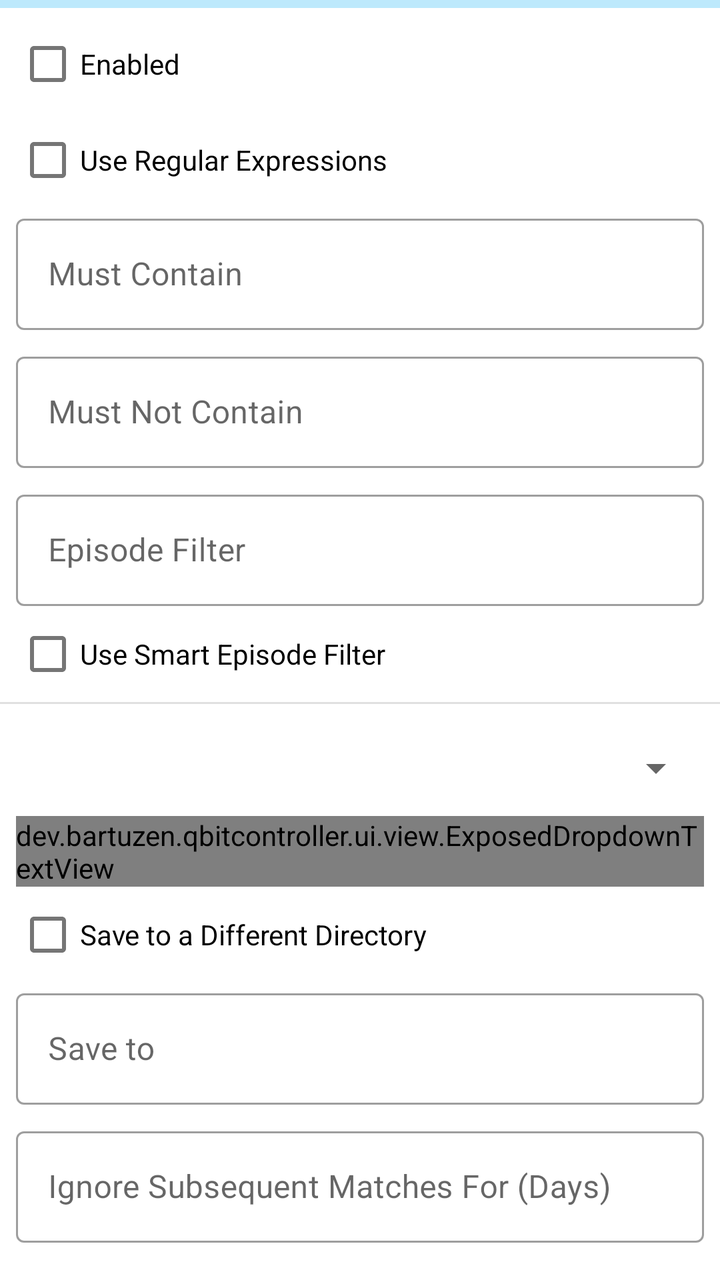
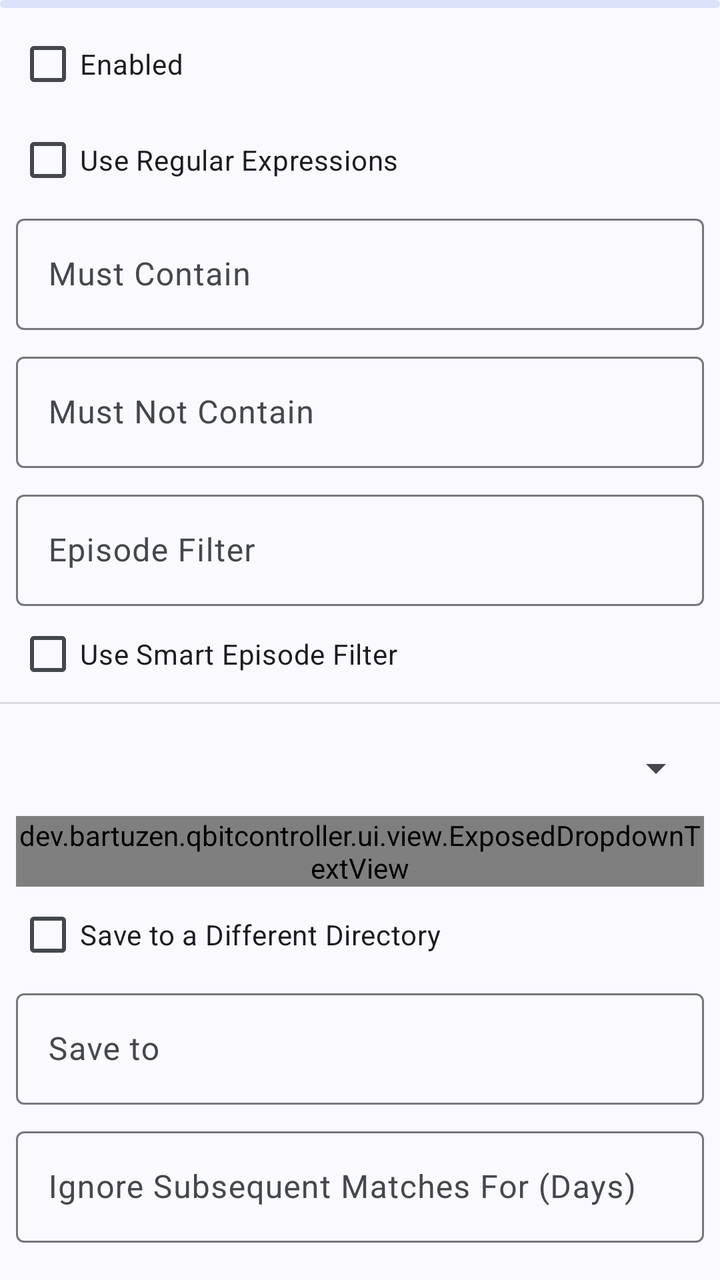

Two renders of the same Android screen: before a commit and after it. Below are the layout's source before the change and the commit's diff.
<!-- AndroidManifest.xml: application theme AppTheme -->
<!-- res/layout/fragment_edit_rss_rule.xml -->
<?xml version="1.0" encoding="utf-8"?>
<androidx.core.widget.NestedScrollView xmlns:android="http://schemas.android.com/apk/res/android"
    xmlns:app="http://schemas.android.com/apk/res-auto"
    android:layout_width="match_parent"
    android:layout_height="match_parent">

    <androidx.constraintlayout.widget.ConstraintLayout
        android:layout_width="match_parent"
        android:layout_height="wrap_content">

        <com.google.android.material.progressindicator.LinearProgressIndicator
            android:id="@+id/progress_indicator"
            android:layout_width="0dp"
            android:layout_height="wrap_content"
            android:indeterminate="true"
            app:layout_constraintEnd_toEndOf="parent"
            app:layout_constraintStart_toStartOf="parent"
            app:layout_constraintTop_toTopOf="parent" />

        <com.google.android.material.checkbox.MaterialCheckBox
            android:id="@+id/checkbox_enabled"
            android:layout_width="0dp"
            android:layout_height="wrap_content"
            android:layout_marginHorizontal="8dp"
            android:layout_marginTop="8dp"
            android:text="@string/rss_rule_enabled"
            app:layout_constraintEnd_toEndOf="parent"
            app:layout_constraintStart_toStartOf="parent"
            app:layout_constraintTop_toTopOf="parent" />

        <com.google.android.material.checkbox.MaterialCheckBox
            android:id="@+id/checkbox_use_regex"
            android:layout_width="0dp"
            android:layout_height="wrap_content"
            android:layout_marginHorizontal="8dp"
            android:text="@string/rss_rule_use_regular_expressions"
            app:layout_constraintEnd_toEndOf="parent"
            app:layout_constraintStart_toStartOf="parent"
            app:layout_constraintTop_toBottomOf="@id/checkbox_enabled" />

        <com.google.android.material.textfield.TextInputLayout
            android:id="@+id/input_layout_must_contain"
            style="@style/Widget.MaterialComponents.TextInputLayout.OutlinedBox"
            android:layout_width="0dp"
            android:layout_height="wrap_content"
            android:layout_marginHorizontal="8dp"
            android:hint="@string/rss_rule_must_contain"
            app:layout_constraintEnd_toEndOf="parent"
            app:layout_constraintStart_toStartOf="parent"
            app:layout_constraintTop_toBottomOf="@id/checkbox_use_regex">

            <com.google.android.material.textfield.TextInputEditText
                android:id="@+id/edit_must_contain"
                android:layout_width="match_parent"
                android:layout_height="wrap_content"
                android:inputType="text" />

        </com.google.android.material.textfield.TextInputLayout>

        <com.google.android.material.textfield.TextInputLayout
            android:id="@+id/input_layout_must_not_contain"
            style="@style/Widget.MaterialComponents.TextInputLayout.OutlinedBox"
            android:layout_width="0dp"
            android:layout_height="wrap_content"
            android:layout_marginHorizontal="8dp"
            android:layout_marginTop="8dp"
            android:hint="@string/rss_rule_must_not_contain"
            app:layout_constraintEnd_toEndOf="parent"
            app:layout_constraintStart_toStartOf="parent"
            app:layout_constraintTop_toBottomOf="@id/input_layout_must_contain">

            <com.google.android.material.textfield.TextInputEditText
                android:id="@+id/edit_must_not_contain"
                android:layout_width="match_parent"
                android:layout_height="wrap_content"
                android:inputType="text" />

        </com.google.android.material.textfield.TextInputLayout>

        <com.google.android.material.textfield.TextInputLayout
            android:id="@+id/input_layout_episode_filter"
            style="@style/Widget.MaterialComponents.TextInputLayout.OutlinedBox"
            android:layout_width="0dp"
            android:layout_height="wrap_content"
            android:layout_marginHorizontal="8dp"
            android:layout_marginTop="8dp"
            android:hint="@string/rss_rule_episode_filter"
            app:layout_constraintEnd_toEndOf="parent"
            app:layout_constraintStart_toStartOf="parent"
            app:layout_constraintTop_toBottomOf="@id/input_layout_must_not_contain">

            <com.google.android.material.textfield.TextInputEditText
                android:id="@+id/edit_episode_filter"
                android:layout_width="match_parent"
                android:layout_height="wrap_content"
                android:inputType="text" />

        </com.google.android.material.textfield.TextInputLayout>

        <com.google.android.material.checkbox.MaterialCheckBox
            android:id="@+id/checkbox_smart_episode_filter"
            android:layout_width="0dp"
            android:layout_height="wrap_content"
            android:layout_marginHorizontal="8dp"
            android:text="@string/rss_rule_use_smart_episode_filter"
            app:layout_constraintEnd_toEndOf="parent"
            app:layout_constraintStart_toStartOf="parent"
            app:layout_constraintTop_toBottomOf="@id/input_layout_episode_filter" />

        <include
            android:id="@+id/divider"
            layout="@layout/item_divider"
            android:layout_width="0dp"
            android:layout_height="wrap_content"
            app:layout_constraintEnd_toEndOf="parent"
            app:layout_constraintStart_toStartOf="parent"
            app:layout_constraintTop_toBottomOf="@id/checkbox_smart_episode_filter" />

        <com.google.android.material.textfield.TextInputLayout
            android:id="@+id/input_layout_category"
            style="@style/Widget.MaterialComponents.TextInputLayout.OutlinedBox.ExposedDropdownMenu"
            android:layout_width="0dp"
            android:layout_height="wrap_content"
            android:layout_marginHorizontal="8dp"
            android:layout_marginTop="8dp"
            android:hint="@string/rss_rule_category"
            app:layout_constraintEnd_toEndOf="parent"
            app:layout_constraintStart_toStartOf="parent"
            app:layout_constraintTop_toBottomOf="@id/divider">

            <dev.bartuzen.qbitcontroller.ui.view.ExposedDropdownTextView
                android:id="@+id/dropdown_category"
                android:layout_width="match_parent"
                android:layout_height="wrap_content" />

        </com.google.android.material.textfield.TextInputLayout>

        <com.google.android.material.checkbox.MaterialCheckBox
            android:id="@+id/checkbox_save_path_enabled"
            android:layout_width="0dp"
            android:layout_height="wrap_content"
            android:layout_marginHorizontal="8dp"
            android:text="@string/rss_rule_save_to_a_different_directory"
            app:layout_constraintEnd_toEndOf="parent"
            app:layout_constraintStart_toStartOf="parent"
            app:layout_constraintTop_toBottomOf="@id/input_layout_category" />

        <com.google.android.material.textfield.TextInputLayout
            android:id="@+id/input_layout_save_path"
            style="@style/Widget.MaterialComponents.TextInputLayout.OutlinedBox"
            android:layout_width="0dp"
            android:layout_height="wrap_content"
            android:layout_marginHorizontal="8dp"
            android:hint="@string/rss_rule_save_to"
            app:layout_constraintEnd_toEndOf="parent"
            app:layout_constraintStart_toStartOf="parent"
            app:layout_constraintTop_toBottomOf="@id/checkbox_save_path_enabled">

            <com.google.android.material.textfield.TextInputEditText
                android:id="@+id/edit_save_path"
                android:layout_width="match_parent"
                android:layout_height="wrap_content"
                android:inputType="text" />

        </com.google.android.material.textfield.TextInputLayout>

        <com.google.android.material.textfield.TextInputLayout
            android:id="@+id/input_layout_ignore_days"
            style="@style/Widget.MaterialComponents.TextInputLayout.OutlinedBox"
            android:layout_width="0dp"
            android:layout_height="wrap_content"
            android:layout_marginHorizontal="8dp"
            android:layout_marginTop="8dp"
            android:hint="@string/rss_rule_ignore_subsequent_matches_for"
            app:layout_constraintEnd_toEndOf="parent"
            app:layout_constraintStart_toStartOf="parent"
            app:layout_constraintTop_toBottomOf="@id/input_layout_save_path">

            <com.google.android.material.textfield.TextInputEditText
                android:id="@+id/edit_ignore_days"
                android:layout_width="match_parent"
                android:layout_height="wrap_content"
                android:inputType="number" />

        </com.google.android.material.textfield.TextInputLayout>

        <com.google.android.material.textfield.TextInputLayout
            android:id="@+id/input_layout_add_paused"
            style="@style/Widget.MaterialComponents.TextInputLayout.OutlinedBox.ExposedDropdownMenu"
            android:layout_width="0dp"
            android:layout_height="wrap_content"
            android:layout_marginHorizontal="8dp"
            android:layout_marginTop="8dp"
            android:hint="@string/rss_rule_add_paused"
            app:layout_constraintEnd_toEndOf="parent"
            app:layout_constraintStart_toStartOf="parent"
            app:layout_constraintTop_toBottomOf="@id/input_layout_ignore_days">

            <dev.bartuzen.qbitcontroller.ui.view.ExposedDropdownTextView
                android:id="@+id/dropdown_add_paused"
                android:layout_width="match_parent"
                android:layout_height="wrap_content" />

        </com.google.android.material.textfield.TextInputLayout>

        <com.google.android.material.textfield.TextInputLayout
            android:id="@+id/input_layout_content_layout"
            style="@style/Widget.MaterialComponents.TextInputLayout.OutlinedBox.ExposedDropdownMenu"
            android:layout_width="0dp"
            android:layout_height="wrap_content"
            android:layout_marginHorizontal="8dp"
            android:layout_marginTop="8dp"
            android:hint="@string/rss_rule_torrent_content_layout"
            app:layout_constraintEnd_toEndOf="parent"
            app:layout_constraintStart_toStartOf="parent"
            app:layout_constraintTop_toBottomOf="@id/input_layout_add_paused">

            <dev.bartuzen.qbitcontroller.ui.view.ExposedDropdownTextView
                android:id="@+id/dropdown_content_layout"
                android:layout_width="match_parent"
                android:layout_height="wrap_content" />

        </com.google.android.material.textfield.TextInputLayout>

        <include
            android:id="@+id/divider_2"
            layout="@layout/item_divider"
            android:layout_width="0dp"
            android:layout_height="wrap_content"
            android:layout_marginTop="8dp"
            app:layout_constraintEnd_toEndOf="parent"
            app:layout_constraintStart_toStartOf="parent"
            app:layout_constraintTop_toBottomOf="@id/input_layout_content_layout" />

        <TextView
            android:id="@+id/apply_rule_to_feeds"
            android:layout_width="0dp"
            android:layout_height="wrap_content"
            android:layout_marginHorizontal="8dp"
            android:layout_marginTop="8dp"
            android:text="@string/rss_rule_apply_rule_to_feeds"
            app:layout_constraintEnd_toEndOf="parent"
            app:layout_constraintStart_toStartOf="parent"
            app:layout_constraintTop_toBottomOf="@id/divider_2" />

        <LinearLayout
            android:id="@+id/layout_feeds"
            android:layout_width="0dp"
            android:layout_height="wrap_content"
            android:layout_marginHorizontal="8dp"
            android:layout_marginTop="8dp"
            android:background="@drawable/feed_list_border"
            android:orientation="vertical"
            android:padding="4dp"
            app:layout_constraintEnd_toEndOf="parent"
            app:layout_constraintStart_toStartOf="parent"
            app:layout_constraintTop_toBottomOf="@id/apply_rule_to_feeds" />

    </androidx.constraintlayout.widget.ConstraintLayout>

</androidx.core.widget.NestedScrollView>
<!-- res/layout/item_divider.xml (included above) -->
<?xml version="1.0" encoding="utf-8"?>
<View xmlns:android="http://schemas.android.com/apk/res/android"
    android:layout_width="match_parent"
    android:layout_height="wrap_content"
    android:background="?android:attr/listDivider" />
<!-- resources referenced by this layout -->
<resources>
  <!-- drawable feed_list_border (drawable) -->
  <?xml version="1.0" encoding="utf-8"?>
  <layer-list xmlns:android="http://schemas.android.com/apk/res/android">
      <item>
          <shape android:shape="rectangle">
              <stroke
                  android:width="1dp"
                  android:height="1dp"
                  android:color="@color/card_border" />
              <corners android:radius="4dp" />
          </shape>
      </item>
  </layer-list>
  <style name="AppTheme" parent="Theme.MaterialComponents.DayNight.NoActionBar">
          <item name="colorPrimary">@color/color_primary</item>
          <item name="colorPrimaryDark">@color/color_primary_dark</item>
          <item name="colorPrimaryVariant">@color/color_primary_variant</item>
          <item name="colorOnPrimary">@color/color_on_primary</item>
  
          <item name="colorSecondary">@color/color_secondary</item>
          <item name="colorSecondaryVariant">@color/color_secondary_variant</item>
          <item name="colorOnSecondary">@color/color_on_secondary</item>
  
          <item name="windowActionModeOverlay">true</item>
          <item name="actionBarTheme">@style/AppTheme.ToolbarOverlay</item>
  
          <item name="android:textAlignment">viewStart</item>
  
          <item name="snackbarTextViewStyle">@style/AppTheme.SnackbarTextViewStyle</item>
  
          <item name="android:statusBarColor">@color/status_bar_color</item>
          <item name="android:navigationBarColor">@color/navigation_bar_color</item>
      </style>
  <color name="card_border">@color/gray</color>
  <color name="color_primary">#03A9F4</color>
  <color name="color_primary_dark">#007AC1</color>
  <color name="color_primary_variant">#007AC1</color>
  <color name="color_on_primary">#FFFFFF</color>
  <color name="color_secondary">#FFB300</color>
  <color name="color_secondary_variant">#C68400</color>
  <color name="color_on_secondary">#000000</color>
  <style name="AppTheme.ToolbarOverlay" parent="ThemeOverlay.MaterialComponents.Dark.ActionBar" />
  <style name="AppTheme.SnackbarTextViewStyle" parent="Widget.MaterialComponents.Snackbar.TextView">
          <item name="android:maxLines">15</item>
      </style>
  <color name="status_bar_color">@color/color_primary</color>
  <color name="navigation_bar_color">@android:color/transparent</color>
  <color name="gray">#D5D5D5</color>
  <!-- unchanged entries left out for length: 13 -->
</resources>

<!-- the commit's change to res/layout/fragment_edit_rss_rule.xml (unified diff, before → after) -->
@@ -40,7 +40,7 @@
 
         <com.google.android.material.textfield.TextInputLayout
             android:id="@+id/input_layout_must_contain"
-            style="@style/Widget.MaterialComponents.TextInputLayout.OutlinedBox"
+            style="@style/Widget.Material3.TextInputLayout.OutlinedBox"
             android:layout_width="0dp"
             android:layout_height="wrap_content"
             android:layout_marginHorizontal="8dp"
@@ -59,7 +59,7 @@
 
         <com.google.android.material.textfield.TextInputLayout
             android:id="@+id/input_layout_must_not_contain"
-            style="@style/Widget.MaterialComponents.TextInputLayout.OutlinedBox"
+            style="@style/Widget.Material3.TextInputLayout.OutlinedBox"
             android:layout_width="0dp"
             android:layout_height="wrap_content"
             android:layout_marginHorizontal="8dp"
@@ -79,7 +79,7 @@
 
         <com.google.android.material.textfield.TextInputLayout
             android:id="@+id/input_layout_episode_filter"
-            style="@style/Widget.MaterialComponents.TextInputLayout.OutlinedBox"
+            style="@style/Widget.Material3.TextInputLayout.OutlinedBox"
             android:layout_width="0dp"
             android:layout_height="wrap_content"
             android:layout_marginHorizontal="8dp"
@@ -118,7 +118,7 @@
 
         <com.google.android.material.textfield.TextInputLayout
             android:id="@+id/input_layout_category"
-            style="@style/Widget.MaterialComponents.TextInputLayout.OutlinedBox.ExposedDropdownMenu"
+            style="@style/Widget.Material3.TextInputLayout.OutlinedBox.ExposedDropdownMenu"
             android:layout_width="0dp"
             android:layout_height="wrap_content"
             android:layout_marginHorizontal="8dp"
@@ -147,7 +147,7 @@
 
         <com.google.android.material.textfield.TextInputLayout
             android:id="@+id/input_layout_save_path"
-            style="@style/Widget.MaterialComponents.TextInputLayout.OutlinedBox"
+            style="@style/Widget.Material3.TextInputLayout.OutlinedBox"
             android:layout_width="0dp"
             android:layout_height="wrap_content"
             android:layout_marginHorizontal="8dp"
@@ -166,7 +166,7 @@
 
         <com.google.android.material.textfield.TextInputLayout
             android:id="@+id/input_layout_ignore_days"
-            style="@style/Widget.MaterialComponents.TextInputLayout.OutlinedBox"
+            style="@style/Widget.Material3.TextInputLayout.OutlinedBox"
             android:layout_width="0dp"
             android:layout_height="wrap_content"
             android:layout_marginHorizontal="8dp"
@@ -186,7 +186,7 @@
 
         <com.google.android.material.textfield.TextInputLayout
             android:id="@+id/input_layout_add_paused"
-            style="@style/Widget.MaterialComponents.TextInputLayout.OutlinedBox.ExposedDropdownMenu"
+            style="@style/Widget.Material3.TextInputLayout.OutlinedBox.ExposedDropdownMenu"
             android:layout_width="0dp"
             android:layout_height="wrap_content"
             android:layout_marginHorizontal="8dp"
@@ -205,7 +205,7 @@
 
         <com.google.android.material.textfield.TextInputLayout
             android:id="@+id/input_layout_content_layout"
-            style="@style/Widget.MaterialComponents.TextInputLayout.OutlinedBox.ExposedDropdownMenu"
+            style="@style/Widget.Material3.TextInputLayout.OutlinedBox.ExposedDropdownMenu"
             android:layout_width="0dp"
             android:layout_height="wrap_content"
             android:layout_marginHorizontal="8dp"
@@ -243,18 +243,33 @@
             app:layout_constraintStart_toStartOf="parent"
             app:layout_constraintTop_toBottomOf="@id/divider_2" />
 
-        <LinearLayout
-            android:id="@+id/layout_feeds"
-            android:layout_width="0dp"
-            android:layout_height="wrap_content"
-            android:layout_marginHorizontal="8dp"
-            android:layout_marginTop="8dp"
-            android:background="@drawable/feed_list_border"
-            android:orientation="vertical"
-            android:padding="4dp"
-            app:layout_constraintEnd_toEndOf="parent"
-            app:layout_constraintStart_toStartOf="parent"
-            app:layout_constraintTop_toBottomOf="@id/apply_rule_to_feeds" />
+        <com.google.android.material.card.MaterialCardView
+            android:id="@+id/card_feeds"
+            style="@style/Widget.Material3.CardView.Outlined"
+            android:layout_width="0dp"
+            android:layout_height="wrap_content"
+            android:layout_marginHorizontal="8dp"
+            android:layout_marginTop="8dp"
+            app:layout_constraintEnd_toEndOf="parent"
+            app:layout_constraintStart_toStartOf="parent"
+            app:layout_constraintTop_toBottomOf="@id/apply_rule_to_feeds">
+
+            <LinearLayout
+                android:id="@+id/layout_feeds"
+                android:layout_width="match_parent"
+                android:layout_height="wrap_content"
+                android:orientation="vertical"
+                android:padding="4dp" />
+
+        </com.google.android.material.card.MaterialCardView>
+
+        <View
+            android:layout_width="0dp"
+            android:layout_height="8dp"
+            android:visibility="invisible"
+            app:layout_constraintEnd_toEndOf="parent"
+            app:layout_constraintStart_toStartOf="parent"
+            app:layout_constraintTop_toBottomOf="@id/card_feeds" />
 
     </androidx.constraintlayout.widget.ConstraintLayout>
 
@@ -263,5 +278,5 @@
 <?xml version="1.0" encoding="utf-8"?>
 <View xmlns:android="http://schemas.android.com/apk/res/android"
     android:layout_width="match_parent"
-    android:layout_height="wrap_content"
-    android:background="?android:attr/listDivider" />
+    android:layout_height="1dp"
+    android:background="?android:listDivider" />
<!-- resource entries referenced after the edit -->
@@ -1,53 +1,107 @@
 <!-- resources referenced by this layout -->
 <resources>
-  <!-- drawable feed_list_border (drawable) -->
-  <?xml version="1.0" encoding="utf-8"?>
-  <layer-list xmlns:android="http://schemas.android.com/apk/res/android">
-      <item>
-          <shape android:shape="rectangle">
-              <stroke
-                  android:width="1dp"
-                  android:height="1dp"
-                  android:color="@color/card_border" />
-              <corners android:radius="4dp" />
-          </shape>
-      </item>
-  </layer-list>
-  <style name="AppTheme" parent="Theme.MaterialComponents.DayNight.NoActionBar">
-          <item name="colorPrimary">@color/color_primary</item>
-          <item name="colorPrimaryDark">@color/color_primary_dark</item>
-          <item name="colorPrimaryVariant">@color/color_primary_variant</item>
-          <item name="colorOnPrimary">@color/color_on_primary</item>
+  <style name="AppTheme" parent="Theme.Material3.DayNight.NoActionBar">
+          <item name="colorPrimary">@color/md_theme_primary</item>
+          <item name="colorOnPrimary">@color/md_theme_onPrimary</item>
+          <item name="colorPrimaryContainer">@color/md_theme_primaryContainer</item>
+          <item name="colorOnPrimaryContainer">@color/md_theme_onPrimaryContainer</item>
+          <item name="colorSecondary">@color/md_theme_secondary</item>
+          <item name="colorOnSecondary">@color/md_theme_onSecondary</item>
+          <item name="colorSecondaryContainer">@color/md_theme_secondaryContainer</item>
+          <item name="colorOnSecondaryContainer">@color/md_theme_onSecondaryContainer</item>
+          <item name="colorTertiary">@color/md_theme_tertiary</item>
+          <item name="colorOnTertiary">@color/md_theme_onTertiary</item>
+          <item name="colorTertiaryContainer">@color/md_theme_tertiaryContainer</item>
+          <item name="colorOnTertiaryContainer">@color/md_theme_onTertiaryContainer</item>
+          <item name="colorError">@color/md_theme_error</item>
+          <item name="colorOnError">@color/md_theme_onError</item>
+          <item name="colorErrorContainer">@color/md_theme_errorContainer</item>
+          <item name="colorOnErrorContainer">@color/md_theme_onErrorContainer</item>
+          <item name="android:colorBackground">@color/md_theme_background</item>
+          <item name="colorOnBackground">@color/md_theme_onBackground</item>
+          <item name="colorSurface">@color/md_theme_surface</item>
+          <item name="colorOnSurface">@color/md_theme_onSurface</item>
+          <item name="colorSurfaceVariant">@color/md_theme_surfaceVariant</item>
+          <item name="colorOnSurfaceVariant">@color/md_theme_onSurfaceVariant</item>
+          <item name="colorOutline">@color/md_theme_outline</item>
+          <item name="colorOutlineVariant">@color/md_theme_outlineVariant</item>
+          <item name="colorSurfaceInverse">@color/md_theme_inverseSurface</item>
+          <item name="colorOnSurfaceInverse">@color/md_theme_inverseOnSurface</item>
+          <item name="colorPrimaryInverse">@color/md_theme_inversePrimary</item>
+          <item name="colorPrimaryFixed">@color/md_theme_primaryFixed</item>
+          <item name="colorOnPrimaryFixed">@color/md_theme_onPrimaryFixed</item>
+          <item name="colorPrimaryFixedDim">@color/md_theme_primaryFixedDim</item>
+          <item name="colorOnPrimaryFixedVariant">@color/md_theme_onPrimaryFixedVariant</item>
+          <item name="colorSecondaryFixed">@color/md_theme_secondaryFixed</item>
+          <item name="colorOnSecondaryFixed">@color/md_theme_onSecondaryFixed</item>
+          <item name="colorSecondaryFixedDim">@color/md_theme_secondaryFixedDim</item>
+          <item name="colorOnSecondaryFixedVariant">@color/md_theme_onSecondaryFixedVariant</item>
+          <item name="colorTertiaryFixed">@color/md_theme_tertiaryFixed</item>
+          <item name="colorOnTertiaryFixed">@color/md_theme_onTertiaryFixed</item>
+          <item name="colorTertiaryFixedDim">@color/md_theme_tertiaryFixedDim</item>
+          <item name="colorOnTertiaryFixedVariant">@color/md_theme_onTertiaryFixedVariant</item>
+          <item name="colorSurfaceDim">@color/md_theme_surfaceDim</item>
+          <item name="colorSurfaceBright">@color/md_theme_surfaceBright</item>
+          <item name="colorSurfaceContainerLowest">@color/md_theme_surfaceContainerLowest</item>
+          <item name="colorSurfaceContainerLow">@color/md_theme_surfaceContainerLow</item>
+          <item name="colorSurfaceContainer">@color/md_theme_surfaceContainer</item>
+          <item name="colorSurfaceContainerHigh">@color/md_theme_surfaceContainerHigh</item>
+          <item name="colorSurfaceContainerHighest">@color/md_theme_surfaceContainerHighest</item>
   
-          <item name="colorSecondary">@color/color_secondary</item>
-          <item name="colorSecondaryVariant">@color/color_secondary_variant</item>
-          <item name="colorOnSecondary">@color/color_on_secondary</item>
+          <item name="materialCardViewStyle">@style/Widget.Material3.CardView.Elevated</item>
+          <item name="snackbarTextViewStyle">@style/AppTheme.SnackbarTextViewStyle</item>
   
           <item name="windowActionModeOverlay">true</item>
-          <item name="actionBarTheme">@style/AppTheme.ToolbarOverlay</item>
-  
-          <item name="android:textAlignment">viewStart</item>
-  
-          <item name="snackbarTextViewStyle">@style/AppTheme.SnackbarTextViewStyle</item>
-  
-          <item name="android:statusBarColor">@color/status_bar_color</item>
-          <item name="android:navigationBarColor">@color/navigation_bar_color</item>
       </style>
-  <color name="card_border">@color/gray</color>
-  <color name="color_primary">#03A9F4</color>
-  <color name="color_primary_dark">#007AC1</color>
-  <color name="color_primary_variant">#007AC1</color>
-  <color name="color_on_primary">#FFFFFF</color>
-  <color name="color_secondary">#FFB300</color>
-  <color name="color_secondary_variant">#C68400</color>
-  <color name="color_on_secondary">#000000</color>
-  <style name="AppTheme.ToolbarOverlay" parent="ThemeOverlay.MaterialComponents.Dark.ActionBar" />
-  <style name="AppTheme.SnackbarTextViewStyle" parent="Widget.MaterialComponents.Snackbar.TextView">
+  <color name="md_theme_primary">#415F91</color>
+  <color name="md_theme_onPrimary">#FFFFFF</color>
+  <color name="md_theme_primaryContainer">#D6E3FF</color>
+  <color name="md_theme_onPrimaryContainer">#001B3E</color>
+  <color name="md_theme_secondary">#565F71</color>
+  <color name="md_theme_onSecondary">#FFFFFF</color>
+  <color name="md_theme_secondaryContainer">#DAE2F9</color>
+  <color name="md_theme_onSecondaryContainer">#131C2B</color>
+  <color name="md_theme_tertiary">#705575</color>
+  <color name="md_theme_onTertiary">#FFFFFF</color>
+  <color name="md_theme_tertiaryContainer">#FAD8FD</color>
+  <color name="md_theme_onTertiaryContainer">#28132E</color>
+  <color name="md_theme_error">#BA1A1A</color>
+  <color name="md_theme_onError">#FFFFFF</color>
+  <color name="md_theme_errorContainer">#FFDAD6</color>
+  <color name="md_theme_onErrorContainer">#410002</color>
+  <color name="md_theme_background">#F9F9FF</color>
+  <color name="md_theme_onBackground">#191C20</color>
+  <color name="md_theme_surface">#F9F9FF</color>
+  <color name="md_theme_onSurface">#191C20</color>
+  <color name="md_theme_surfaceVariant">#E0E2EC</color>
+  <color name="md_theme_onSurfaceVariant">#44474E</color>
+  <color name="md_theme_outline">#74777F</color>
+  <color name="md_theme_outlineVariant">#C4C6D0</color>
+  <color name="md_theme_inverseSurface">#2E3036</color>
+  <color name="md_theme_inverseOnSurface">#F0F0F7</color>
+  <color name="md_theme_inversePrimary">#AAC7FF</color>
+  <color name="md_theme_primaryFixed">#D6E3FF</color>
+  <color name="md_theme_onPrimaryFixed">#001B3E</color>
+  <color name="md_theme_primaryFixedDim">#AAC7FF</color>
+  <color name="md_theme_onPrimaryFixedVariant">#284777</color>
+  <color name="md_theme_secondaryFixed">#DAE2F9</color>
+  <color name="md_theme_onSecondaryFixed">#131C2B</color>
+  <color name="md_theme_secondaryFixedDim">#BEC6DC</color>
+  <color name="md_theme_onSecondaryFixedVariant">#3E4759</color>
+  <color name="md_theme_tertiaryFixed">#FAD8FD</color>
+  <color name="md_theme_onTertiaryFixed">#28132E</color>
+  <color name="md_theme_tertiaryFixedDim">#DDBCE0</color>
+  <color name="md_theme_onTertiaryFixedVariant">#573E5C</color>
+  <color name="md_theme_surfaceDim">#D9D9E0</color>
+  <color name="md_theme_surfaceBright">#F9F9FF</color>
+  <color name="md_theme_surfaceContainerLowest">#FFFFFF</color>
+  <color name="md_theme_surfaceContainerLow">#F3F3FA</color>
+  <color name="md_theme_surfaceContainer">#EDEDF4</color>
+  <color name="md_theme_surfaceContainerHigh">#E7E8EE</color>
+  <color name="md_theme_surfaceContainerHighest">#E2E2E9</color>
+  <style name="AppTheme.SnackbarTextViewStyle" parent="Widget.Material3.Snackbar.TextView">
           <item name="android:maxLines">15</item>
       </style>
-  <color name="status_bar_color">@color/color_primary</color>
-  <color name="navigation_bar_color">@android:color/transparent</color>
-  <color name="gray">#D5D5D5</color>
   <!-- unchanged entries left out for length: 13 -->
 </resources>
 
